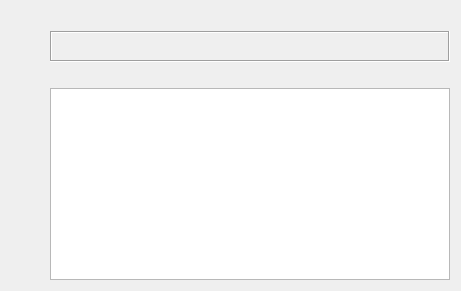
Qt form src/messagewidget.ui (ayanko/qammer) before a commit.
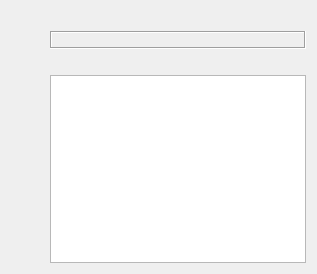
The same form after that commit. Icons and pictures are not drawn.

Commit message: Added View link to message

The edit to the form file:
```diff
--- a/src/messagewidget.ui
+++ b/src/messagewidget.ui
@@ -6,8 +6,8 @@
    <rect>
     <x>0</x>
     <y>0</y>
-    <width>461</width>
-    <height>291</height>
+    <width>317</width>
+    <height>274</height>
    </rect>
   </property>
   <property name="windowTitle">
@@ -93,7 +93,7 @@
        </property>
        <property name="minimumSize">
         <size>
-         <width>200</width>
+         <width>100</width>
          <height>0</height>
         </size>
        </property>
```
Left out of the diff: 9 changed lines with no effect on the pictures. The commit also changes 2 other files.
